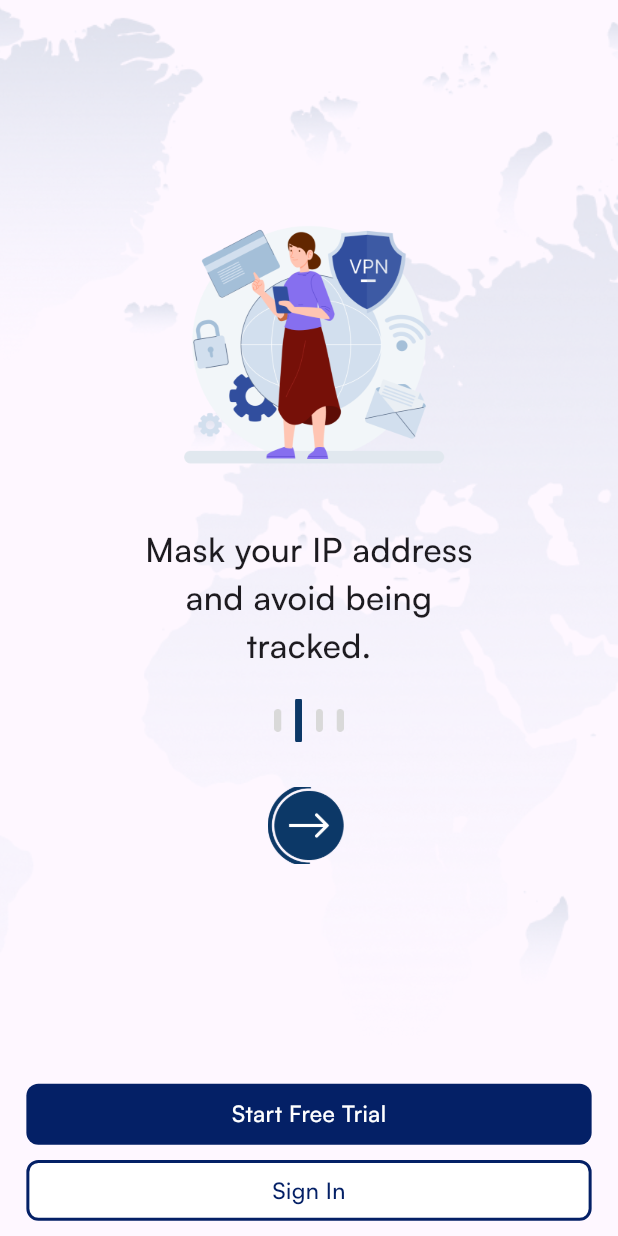
After one commit to MuqadisaEjaz/VPN, a Flutter app: the OnboardingScreenOne screen opened by its route, on a phone screen of 412 x 824 dp. The commit adds this screen. Run offline on Flutter 3.47's test engine with Material 3 defaults, Android fonts, the light colour scheme and no system bars; our stand-ins replace flutter_screenutil.

Commit message:
onboarding-final

```diff
--- a/lib/routes/app-routes.dart
+++ b/lib/routes/app-routes.dart
@@ -1,6 +1,9 @@
 import 'package:flutter/material.dart';
 import 'package:starxvpn_lightmode/view/Onboarding/onboarding.dart';
 import 'package:starxvpn_lightmode/view/Onboarding/onboarding4.dart';
+import 'package:starxvpn_lightmode/view/Onboarding/onboarding1.dart';
+import 'package:starxvpn_lightmode/view/Onboarding/onboarding2.dart';
+import 'package:starxvpn_lightmode/view/Onboarding/onboarding3.dart';
 
 class AppRoutes {
   static Route<dynamic> generateRoute(RouteSettings settings) {
@@ -9,7 +12,14 @@ class AppRoutes {
         return MaterialPageRoute(builder: (_) => OnboardingScreenFour());
       case '/onboarding':
         return MaterialPageRoute(builder: (_) => OnboardingScreen());
+      case '/onboarding-one':
+        return MaterialPageRoute(builder: (_) => OnboardingScreenOne());
+      case '/onboarding-two':
+        return MaterialPageRoute(builder: (_) => OnboardingScreenTwo());
+      case '/onboarding-three':
+        return MaterialPageRoute(builder: (_) => OnboardingScreenThree());
       // Add more routes as needed
+
       default:
         return MaterialPageRoute(
           builder: (_) => Scaffold(
--- /dev/null
+++ b/lib/view/Onboarding/onboarding1.dart
@@ -0,0 +1,229 @@
+import 'package:starxvpn_lightmode/providers/onboarding_provder.dart';
+import 'package:starxvpn_lightmode/themes/custome_text_style.dart';
+import 'package:flutter/material.dart';
+import 'package:flutter_screenutil/flutter_screenutil.dart';
+import 'package:provider/provider.dart';
+import 'package:starxvpn_lightmode/view/Onboarding/onboarding2.dart';
+import 'package:starxvpn_lightmode/widgets/my_button.dart';
+
+class OnboardingScreenOne extends StatefulWidget {
+  OnboardingScreenOne({Key? key}) : super(key: key);
+
+  @override
+  OnboardingScreenOneState createState() => OnboardingScreenOneState();
+
+  static Widget withProvider() {
+    return ChangeNotifierProvider<OnboardingProvider>(
+      create: (_) => OnboardingProvider(),
+      child: OnboardingScreenOne(),
+    );
+  }
+}
+
+class OnboardingScreenOneState extends State<OnboardingScreenOne> {
+  @override
+  void initState() {
+    super.initState();
+    // Add any initialization logic here
+  }
+
+  @override
+  Widget build(BuildContext context) {
+    //   return SafeArea(
+    //     child: Scaffold(
+    //       body: Column(
+    //         mainAxisAlignment: MainAxisAlignment.center,
+    //         children: [
+    //           Expanded(
+    //             child: Center(
+    //               child: Column(
+    //                 mainAxisAlignment: MainAxisAlignment.center,
+    //                 children: [
+    //                   Image.asset(
+    //                     'assets/StarX Vpn Light Mode/Illustration/Illustration 2.png',
+    //                     height: 200.h, // Responsive height
+    //                     width: 200.w, // Responsive width
+    //                     fit: BoxFit.cover,
+    //                   ),
+    //                   SizedBox(height: 20.h),
+    //                   Container(
+    //                     width: 200.w, // Same width as the image
+    //                     child: Text(
+    //                       'Mask your IP address and avoid being tracked.',
+    //                       textAlign: TextAlign.center,
+    //                       style: CustomTextStyle.onboardingText.copyWith(
+    //                         fontSize: 18.sp, // Responsive font size
+    //                       ),
+    //                     ),
+    //                   ),
+    //                   SizedBox(height: 20.h),
+    //                   Image.asset(
+    //                     'assets/StarX Vpn Light Mode/Swipe/Swipe 2.png',
+    //                     height: 20.h,
+    //                     width: 40.w,
+    //                     fit: BoxFit.cover,
+    //                   ),
+    //                   SizedBox(height: 30.h), // Responsive height
+    //                   GestureDetector(
+    //                     onTap: () {
+    //                       Navigator.of(context).pushReplacement(
+    //                         MaterialPageRoute(
+    //                           builder: (BuildContext context) =>
+    //                               OnboardingScreenTwo(),
+    //                         ),
+    //                       );
+    //                     },
+    //                     child: Image.asset(
+    //                       'assets/StarX Vpn Light Mode/Swipe/Button 2.png',
+    //                       height: 50.h,
+    //                       width: 50.w,
+    //                       fit: BoxFit.cover,
+    //                     ),
+    //                   ),
+    //                   SizedBox(height: 20.h),
+    //                 ],
+    //               ),
+    //             ),
+    //           ),
+    //           Container(
+    //             padding:
+    //                 EdgeInsets.symmetric(horizontal: 16.w), // Padding for buttons
+    //             width: double.infinity,
+    //             child: Column(
+    //               crossAxisAlignment: CrossAxisAlignment.stretch,
+    //               children: [
+    //                 MyButton(
+    //                   text: 'Start Free Trial',
+    //                   onTap: () {
+    //                     // Handle button press
+    //                     print('Button 1 pressed');
+    //                   },
+    //                   isPrimary: true,
+    //                   width: double.infinity, // Full width button
+    //                 ),
+    //                 SizedBox(height: 10.h),
+    //                 MyButton(
+    //                   text: 'Sign In',
+    //                   onTap: () {
+    //                     // Handle button press
+    //                     print('pressed');
+    //                   },
+    //                   isPrimary: false,
+    //                   width: double.infinity, // Full width button
+    //                 ),
+    //                 SizedBox(height: 10.h),
+    //               ],
+    //             ),
+    //           ),
+    //         ],
+    //       ),
+    //     ),
+    //   );
+    // }
+//}
+
+    return SafeArea(
+      child: Scaffold(
+        body: Stack(
+          children: [
+            // Background image positioned behind the main content
+            Positioned(
+              top: 0,
+              left: 0,
+              right: 0,
+              bottom: 0,
+              child: Image.asset(
+                'assets/StarX Vpn Light Mode/Map Illustration/Group.png',
+                fit: BoxFit.cover,
+              ),
+            ),
+            Column(
+              mainAxisAlignment: MainAxisAlignment.center,
+              children: [
+                Expanded(
+                  child: Center(
+                    child: Column(
+                      mainAxisAlignment: MainAxisAlignment.center,
+                      children: [
+                        Image.asset(
+                          'assets/StarX Vpn Light Mode/Illustration/Illustration 2.png',
+                          height: 200.h, // Responsive height
+                          width: 200.w, // Responsive width
+                          fit: BoxFit.cover,
+                        ),
+                        SizedBox(height: 20.h),
+                        Container(
+                          width: 200.w, // Same width as the image
+                          child: Text(
+                            'Mask your IP address and avoid being tracked.',
+                            textAlign: TextAlign.center,
+                            style: CustomTextStyle.onboardingText.copyWith(
+                              fontFamily: 'Satoshi',
+                              fontSize: 22.sp, // Responsive font size
+                            ),
+                          ),
+                        ),
+                        SizedBox(height: 20.h),
+                        Image.asset(
+                          'assets/StarX Vpn Light Mode/Swipe/Swipe 2.png',
+                          height: 28.h,
+                          width: 42.w,
+                          fit: BoxFit.cover,
+                        ),
+                        SizedBox(height: 30.h), // Responsive height
+                        GestureDetector(
+                          onTap: () {
+                            Navigator.of(context).pushReplacement(
+                              MaterialPageRoute(
+                                builder: (BuildContext context) =>
+                                    OnboardingScreenTwo(),
+                              ),
+                            );
+                          },
+                          child: Image.asset(
+                            'assets/StarX Vpn Light Mode/Swipe/Button 2.png',
+                            height: 50.h,
+                            width: 50.w,
+                            fit: BoxFit.cover,
+                          ),
+                        ),
+                        SizedBox(height: 20.h),
+                      ],
+                    ),
+                  ),
+                ),
+                Container(
+                  padding: EdgeInsets.symmetric(horizontal: 16.w),
+                  width: double.infinity,
+                  child: Column(
+                    crossAxisAlignment: CrossAxisAlignment.stretch,
+                    children: [
+                      MyButton(
+                        text: 'Start Free Trial',
+                        onTap: () {
+                          print('Button 1 pressed');
+                        },
+                        isPrimary: true,
+                        width: double.infinity,
+                      ),
+                      SizedBox(height: 10.h),
+                      MyButton(
+                        text: 'Sign In',
+                        onTap: () {
+                          print('pressed');
+                        },
+                        isPrimary: false,
+                        width: double.infinity,
+                      ),
+                      SizedBox(height: 10.h),
+                    ],
+                  ),
+                ),
+              ],
+            ),
+          ],
+        ),
+      ),
+    );
+  }
+}
```
Also changed, not shown: lib/view/Onboarding/onboarding.dart (+18 -7 lines), lib/view/Onboarding/onboarding2.dart (added, +228 -0 lines), lib/view/Onboarding/onboarding3.dart (added, +207 -0 lines).
